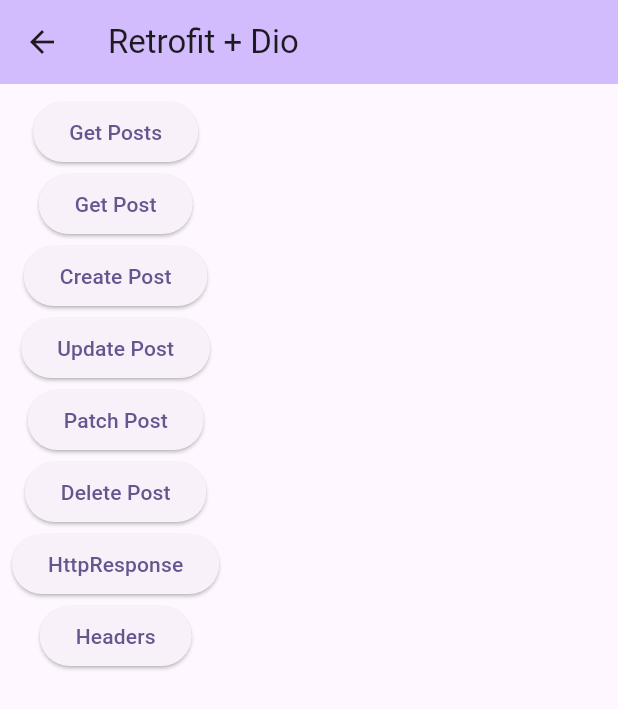
After one commit to kieran-jordine/flutter3-dart3, a Flutter app: the screen it shows after launch, after a tap on "Network Call", on a phone screen of 412 x 824 dp. The commit adds this screen. Shown: the top 709 px of the screen. Run offline on Flutter 3.47's test engine with Material 2 defaults, Android fonts, the phone set to English and light mode, and no system bars; our stand-ins replace dio, retrofit; generated files the repository leaves out were written again; network calls fail.

Commit message:
retrofit network calls

```diff
--- /dev/null
+++ b/lib/clean_arch/core/usecase.dart
@@ -0,0 +1,3 @@
+abstract class UseCase<Type, Params> {
+  Future<Type> call({Params params});
+}
--- /dev/null
+++ b/lib/clean_arch/features/post/data/data_sources/remote/post_api_service.dart
@@ -0,0 +1,14 @@
+import 'package:dio/dio.dart';
+import 'package:flutter3_dart3/clean_arch/features/post/data/post_model.dart';
+import 'package:retrofit/retrofit.dart';
+
+part 'post_api_service.g.dart';
+
+@RestApi(baseUrl: 'https://jsonplaceholder.typicode.com/')
+abstract class PostApiService {
+  factory PostApiService(Dio dio) = _PostApiService;
+
+  @GET('posts')
+  Future<HttpResponse<List<PostModel>>> getPosts();
+
+}
--- /dev/null
+++ b/lib/clean_arch/features/post/data/post_repository_impl.dart
@@ -0,0 +1,33 @@
+import 'package:dio/dio.dart';
+import 'package:flutter3_dart3/clean_arch/core/data_state.dart';
+import 'package:flutter3_dart3/clean_arch/features/post/data/data_sources/remote/post_api_service.dart';
+import 'package:flutter3_dart3/clean_arch/features/post/data/post_model.dart';
+import 'package:flutter3_dart3/clean_arch/features/post/domain/post_repository.dart';
+
+class PostRepositoryImpl implements PostRepository {
+  final PostApiService _postApiService;
+
+  PostRepositoryImpl(this._postApiService);
+
+  @override
+  Future<DataState<List<PostModel>>> getPosts() async {
+    try {
+      final httpResponse = await _postApiService.getPosts();
+      final statusCode = httpResponse.response.statusCode;
+      if (statusCode != null && statusCode >= 200 && statusCode < 300) {
+        // print(httpResponse.data.first.id);
+        return DataSuccess(httpResponse.data);
+      }
+      return DataError(DioException(
+        requestOptions: httpResponse.response.requestOptions,
+        response: httpResponse.response,
+        message: httpResponse.response.statusMessage,
+        type: DioExceptionType.badResponse,
+        error: httpResponse.response.statusMessage,
+      ));
+    } on DioException catch (e) {
+      return DataError(e);
+    }
+  }
+
+}
--- /dev/null
+++ b/lib/clean_arch/features/post/domain/post_repository.dart
@@ -0,0 +1,6 @@
+import 'package:flutter3_dart3/clean_arch/core/data_state.dart';
+import 'package:flutter3_dart3/clean_arch/features/post/domain/post_entity.dart';
+
+abstract class PostRepository {
+  Future<DataState<List<PostEntity>>> getPosts();
+}
--- a/lib/main.dart
+++ b/lib/main.dart
@@ -1,4 +1,6 @@
 import 'package:flutter/material.dart';
+import 'package:flutter3_dart3/clean_arch/features/post/post_page.dart';
+import 'package:flutter3_dart3/network/retrofit_page.dart';
 
 void main() {
   runApp(const MyApp());
@@ -15,7 +17,7 @@ class MyApp extends StatelessWidget {
         colorScheme: ColorScheme.fromSeed(seedColor: Colors.deepPurple),
         useMaterial3: true,
       ),
-      home: const MyHomePage(title: 'Flutter Demo Home Page'),
+      home: const MyHomePage(title: 'Flutter Concepts'),
     );
   }
 }
@@ -30,13 +32,6 @@ class MyHomePage extends StatefulWidget {
 }
 
 class _MyHomePageState extends State<MyHomePage> {
-  int _counter = 0;
-
-  void _incrementCounter() {
-    setState(() {
-      _counter++;
-    });
-  }
 
   @override
   Widget build(BuildContext context) {
@@ -49,21 +44,21 @@ class _MyHomePageState extends State<MyHomePage> {
         child: Column(
           mainAxisAlignment: MainAxisAlignment.center,
           children: <Widget>[
-            const Text(
-              'You have pushed the button this many times:',
+            ElevatedButton(
+              onPressed: () {
+                Navigator.of(context).push(MaterialPageRoute(builder: (context) => const NetworkCallsPage()));
+              },
+              child: const Text('Clean Architecture')
             ),
-            Text(
-              '$_counter',
-              style: Theme.of(context).textTheme.headlineMedium,
+            ElevatedButton(
+              child: const Text('Network Call'),
+              onPressed: () {
+                Navigator.of(context).push(MaterialPageRoute(builder: (context) => const RetrofitPage()));
+              },
             ),
           ],
         ),
       ),
-      floatingActionButton: FloatingActionButton(
-        onPressed: _incrementCounter,
-        tooltip: 'Increment',
-        child: const Icon(Icons.add),
-      ),
     );
   }
 }
--- /dev/null
+++ b/lib/network/post.dart
@@ -0,0 +1,20 @@
+import 'package:json_annotation/json_annotation.dart';
+
+part 'post.g.dart';
+
+@JsonSerializable()
+class Post {
+  final int? id;
+  final int? userId;
+  final String? title;
+  final String? body;
+
+  Post({this.id, this.userId, this.title, this.body});
+
+  factory Post.fromJson(Map<String, dynamic> json) => _$PostFromJson(json);
+
+  Map<String, dynamic> toJson() => _$PostToJson(this);
+
+  @override
+  String toString() => 'Post[id=$id, userId=$userId, title=$title]';
+}
--- /dev/null
+++ b/lib/network/rest_client.dart
@@ -0,0 +1,35 @@
+import 'package:dio/dio.dart' hide Headers;
+import 'package:flutter3_dart3/network/post.dart';
+import 'package:retrofit/retrofit.dart';
+
+part 'rest_client.g.dart';
+
+@RestApi(baseUrl: 'https://jsonplaceholder.typicode.com/')
+abstract class RestClient {
+  factory RestClient(Dio dio, {String baseUrl}) = _RestClient;
+
+  @GET('posts')
+  Future<List<Post>> getPosts();
+
+  @GET('posts/{id}')
+  Future<Post> getPost(@Path("id") int id);
+
+  @POST('posts')
+  Future<Post> createPost(@Body() Post post);
+
+  @PUT('posts/{id}')
+  Future<Post> updatePost(@Path() int id, @Body() Post post);
+
+  @PATCH('posts/{id}')
+  Future<Post> updatePostPart(@Path() int id, @Body() Map<String, dynamic> post);
+
+  @DELETE('posts/{id}')
+  Future<dynamic> deletePost(@Path() int id);
+
+  @GET('posts/{id}')
+  Future<HttpResponse<Post>> getPostWithHttpResponse(@Path("id") int id);
+
+  @GET('posts/{id}')
+  @Headers(<String, dynamic>{'X-Custom': 'Header'})
+  Future<HttpResponse<Post>> getPostWithHeader(@Path("id") int id);
+}
--- /dev/null
+++ b/lib/network/retrofit_page.dart
@@ -0,0 +1,108 @@
+import 'package:dio/dio.dart';
+import 'package:flutter/material.dart';
+import 'package:flutter3_dart3/network/post.dart';
+import 'package:flutter3_dart3/network/rest_client.dart';
+import 'package:retrofit/retrofit.dart';
+
+class RetrofitPage extends StatefulWidget {
+  const RetrofitPage({super.key});
+
+  @override
+  State<RetrofitPage> createState() => _RetrofitPageState();
+}
+
+class _RetrofitPageState extends State<RetrofitPage> {
+  final dio = Dio();
+  late RestClient client;
+
+  @override
+  void initState() {
+    super.initState();
+    client = RestClient(dio);
+  }
+
+  @override
+  Widget build(BuildContext context) {
+    return Scaffold(
+      appBar: AppBar(
+        backgroundColor: Theme.of(context).colorScheme.inversePrimary,
+        title: const Text('Retrofit + Dio'),
+      ),
+      body: Padding(
+        padding: const EdgeInsets.all(8.0),
+        child: Column(
+          children: <Widget>[
+            ElevatedButton(
+                onPressed: () async {
+                  final posts = await client.getPosts();
+                  debugPrint(posts.first.toString());
+                },
+                child: const Text('Get Posts')
+            ),
+            ElevatedButton(
+                onPressed: () async {
+                  final post = await client.getPost(5);
+                  debugPrint(post.toString());
+                },
+                child: const Text('Get Post')
+            ),
+            ElevatedButton(
+                onPressed: () async {
+                  final post = await client.createPost(Post(userId: 250, title: 'title', body: 'body ...'));
+                  debugPrint(post.toString());
+                },
+                child: const Text('Create Post')
+            ),
+            ElevatedButton(
+                onPressed: () async {
+                  final post = await client.updatePost(1, Post(userId: 250, title: 'title', body: 'body ...'));
+                  debugPrint(post.toString());
+                },
+                child: const Text('Update Post')
+            ),
+            ElevatedButton(
+                onPressed: () async {
+                  final post = await client.updatePostPart(1, {'title': 'title'});
+                  debugPrint(post.toString());
+                },
+                child: const Text('Patch Post')
+            ),
+            ElevatedButton(
+                onPressed: () async {
+                  await client.deletePost(1);
+                  debugPrint('DELETED');
+                },
+                child: const Text('Delete Post')
+            ),
+            ElevatedButton(
+                onPressed: () async {
+                  final HttpResponse<Post> httpResponse = await client.getPostWithHttpResponse(5);
+                  final post1 = httpResponse.data;
+                  final res = httpResponse.response.data; // is a Map
+                  final post2 = Post.fromJson(res);
+                  debugPrint(post1.toString());
+                  debugPrint(res);
+                  debugPrint(post2.toString());
+                  debugPrint(httpResponse.response.statusCode.toString());
+                  debugPrint(httpResponse.response.statusMessage);
+                  debugPrint(httpResponse.response.extra.toString());
+                  debugPrint(httpResponse.response.requestOptions.method);
+                  debugPrint(httpResponse.response.isRedirect.toString());
+                  debugPrint(httpResponse.response.redirects.toString());
+                  // debugPrint(httpResponse.response.headers);
+                },
+                child: const Text('HttpResponse')
+            ),
+            ElevatedButton(
+                onPressed: () async {
+                  final HttpResponse<Post> httpResponse = await client.getPostWithHeader(5);
+                  debugPrint(httpResponse.response.headers.toString());
+                },
+                child: const Text('Headers')
+            ),
+          ],
+        ),
+      ),
+    );
+  }
+}
--- a/pubspec.yaml
+++ b/pubspec.yaml
@@ -12,12 +12,18 @@ dependencies:
     sdk: flutter
 
   cupertino_icons: ^1.0.2
+  retrofit: ^4.0.1
+  dio: ^5.2.1+1
+  json_annotation: ^4.8.1
 
 dev_dependencies:
   flutter_test:
     sdk: flutter
 
   flutter_lints: ^2.0.0
+  retrofit_generator: ^7.0.1
+  build_runner: ^2.4.5
+  json_serializable: ^6.7.0
 
 flutter:
   uses-material-design: true
```
Also changed, not shown: lib/clean_arch/core/data_state.dart (added, +18 -0 lines), lib/clean_arch/features/post/data/post_model.dart (added, +14 -0 lines), lib/clean_arch/features/post/domain/get_post.dart (added, +16 -0 lines), lib/clean_arch/features/post/domain/post_entity.dart (added, +8 -0 lines), lib/clean_arch/features/post/post_page.dart (added, +51 -0 lines), pubspec.lock, 1 other file.
